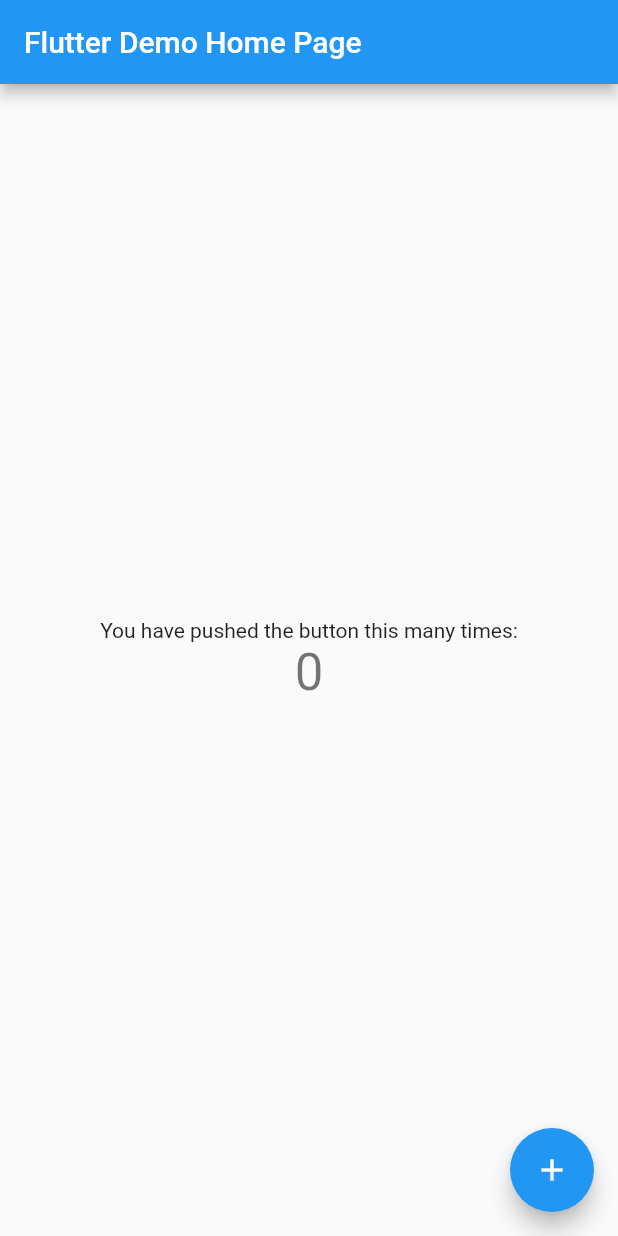
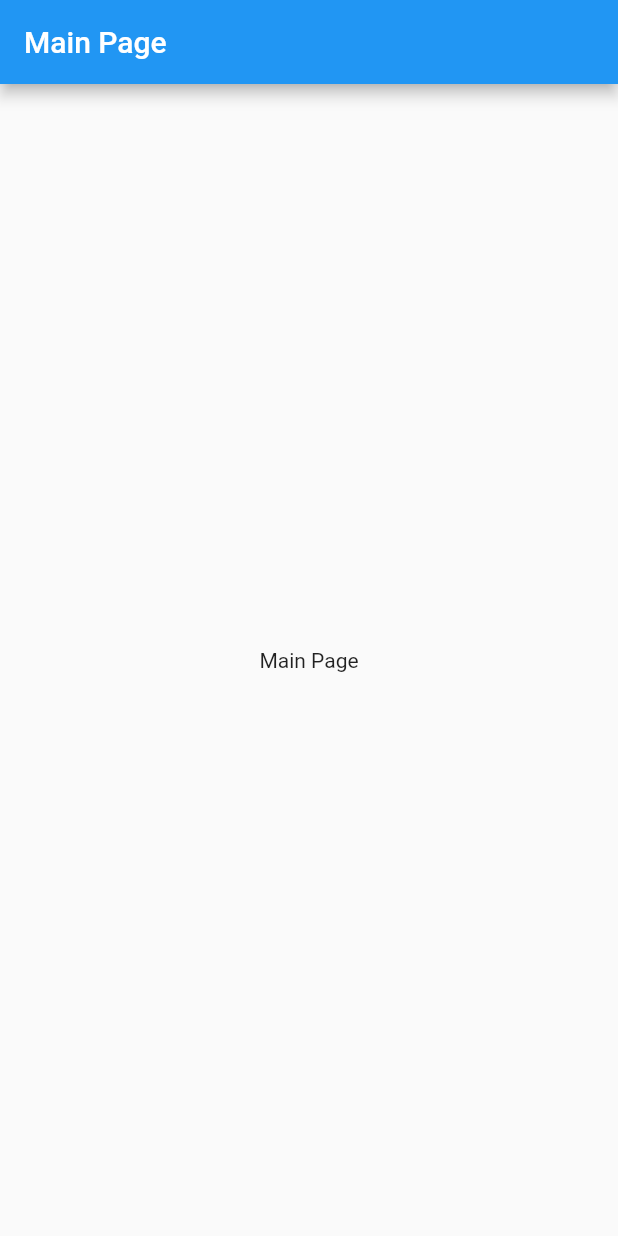
Before and after one commit to Tian372/project_with_pal, a Flutter app: the screen it shows after launch, on a phone screen of 412 x 824 dp. Run offline on Flutter 3.47's test engine with Material 2 defaults, Android fonts, the phone set to English and light mode, and no system bars.

Commit message:
main page

```diff
--- a/lib/main.dart
+++ b/lib/main.dart
@@ -9,58 +9,34 @@ class MyApp extends StatelessWidget {
   @override
   Widget build(BuildContext context) {
     return MaterialApp(
-      title: 'Flutter Demo',
+      title: 'Food App',
       theme: ThemeData(
         primarySwatch: Colors.blue,
         visualDensity: VisualDensity.adaptivePlatformDensity,
       ),
-      home: MyHomePage(title: 'Flutter Demo Home Page'),
+      debugShowCheckedModeBanner: false,
+      home: MainPage(title: 'Main Page'),
     );
   }
 }
 
-class MyHomePage extends StatefulWidget {
-  MyHomePage({Key key, this.title}) : super(key: key);
+class MainPage extends StatefulWidget {
+  MainPage({Key key, this.title}) : super(key: key);
   final String title;
 
   @override
-  _MyHomePageState createState() => _MyHomePageState();
+  _MainPageState createState() => _MainPageState();
 }
 
-class _MyHomePageState extends State<MyHomePage> {
-  int _counter = 0;
-
-  void _incrementCounter() {
-    setState(() {
-      _counter++;
-    });
-  }
-
+class _MainPageState extends State<MainPage> {
   @override
   Widget build(BuildContext context) {
     return Scaffold(
-      appBar: AppBar(
-        title: Text(widget.title),
-      ),
-      body: Center(
-        child: Column(
-          mainAxisAlignment: MainAxisAlignment.center,
-          children: <Widget>[
-            Text(
-              'You have pushed the button this many times:',
-            ),
-            Text(
-              '$_counter',
-              style: Theme.of(context).textTheme.headline4,
-            ),
-          ],
+        appBar: AppBar(
+          title: Text(widget.title),
         ),
-      ),
-      floatingActionButton: FloatingActionButton(
-        onPressed: _incrementCounter,
-        tooltip: 'Increment',
-        child: Icon(Icons.add),
-      ), // This trailing comma makes auto-formatting nicer for build methods.
-    );
+        body: Center(
+          child: Text('Main Page'),
+        ));
   }
 }
--- a/lib/models/menu.dart
+++ b/lib/models/menu.dart
@@ -6,7 +6,9 @@ class Item {
 }
 
 class Menu {
+  final String menuId;
   List<Item> items;
 
-  Menu({this.items});
+
+  Menu({this.menuId, this.items});
 }
```
